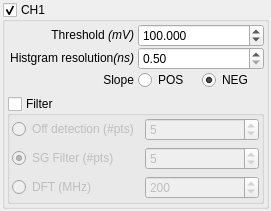
Old version of the form contrib/agilent/libs/ap240w/findslopeform.ui in the repository qtplatz/qtplatz.
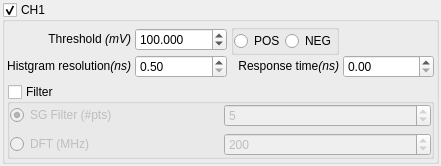
New version of the form.

Patch:
```diff
--- a/contrib/agilent/libs/ap240w/findslopeform.ui
+++ b/contrib/agilent/libs/ap240w/findslopeform.ui
@@ -6,8 +6,8 @@
    <rect>
     <x>0</x>
     <y>0</y>
-    <width>271</width>
-    <height>204</height>
+    <width>441</width>
+    <height>139</height>
    </rect>
   </property>
   <property name="windowTitle">
@@ -28,6 +28,9 @@
    </property>
    <item row="0" column="0">
     <layout class="QVBoxLayout" name="verticalLayout">
+     <property name="spacing">
+      <number>0</number>
+     </property>
      <item>
       <widget class="QGroupBox" name="groupBox">
        <property name="title">
@@ -49,103 +52,6 @@
         <property name="bottomMargin">
          <number>2</number>
         </property>
-        <item row="1" column="0">
-         <widget class="QGroupBox" name="groupBox_2">
-          <property name="title">
-           <string>Filter</string>
-          </property>
-          <property name="checkable">
-           <bool>true</bool>
-          </property>
-          <property name="checked">
-           <bool>false</bool>
-          </property>
-          <layout class="QGridLayout" name="gridLayout_5">
-           <property name="leftMargin">
-            <number>2</number>
-           </property>
-           <property name="topMargin">
-            <number>2</number>
-           </property>
-           <property name="rightMargin">
-            <number>2</number>
-           </property>
-           <property name="bottomMargin">
-            <number>2</number>
-           </property>
-           <item row="0" column="0">
-            <layout class="QGridLayout" name="gridLayout_4">
-             <item row="1" column="0">
-              <widget class="QRadioButton" name="radioButton">
-               <property name="text">
-                <string>SG Filter (#pts)</string>
-               </property>
-               <property name="checked">
-                <bool>true</bool>
-               </property>
-              </widget>
-             </item>
-             <item row="2" column="0">
-              <widget class="QRadioButton" name="radioButton_2">
-               <property name="text">
-                <string>DFT (MHz)</string>
-               </property>
-              </widget>
-             </item>
-             <item row="0" column="0">
-              <widget class="QRadioButton" name="radioButton_5">
-               <property name="text">
-                <string>Off detection (#pts)</string>
-               </property>
-              </widget>
-             </item>
-             <item row="0" column="1">
-              <widget class="QSpinBox" name="spinBox">
-               <property name="minimum">
-                <number>3</number>
-               </property>
-               <property name="maximum">
-                <number>256</number>
-               </property>
-               <property name="value">
-                <number>5</number>
-               </property>
-              </widget>
-             </item>
-             <item row="1" column="1">
-              <widget class="QSpinBox" name="spinBox_2">
-               <property name="minimum">
-                <number>3</number>
-               </property>
-               <property name="maximum">
-                <number>1024</number>
-               </property>
-               <property name="singleStep">
-                <number>2</number>
-               </property>
-               <property name="value">
-                <number>5</number>
-               </property>
-              </widget>
-             </item>
-             <item row="2" column="1">
-              <widget class="QSpinBox" name="spinBox_3">
-               <property name="minimum">
-                <number>1</number>
-               </property>
-               <property name="maximum">
-                <number>1000</number>
-               </property>
-               <property name="value">
-                <number>200</number>
-               </property>
-              </widget>
-             </item>
-            </layout>
-           </item>
-          </layout>
-         </widget>
-        </item>
         <item row="0" column="0">
          <layout class="QVBoxLayout" name="verticalLayout_2">
           <property name="spacing">
@@ -197,53 +103,6 @@
               </property>
              </widget>
             </item>
-            <item row="2" column="1">
-             <layout class="QHBoxLayout" name="horizontalLayout_2">
-              <property name="spacing">
-               <number>2</number>
-              </property>
-              <item>
-               <widget class="QRadioButton" name="radioButton_4">
-                <property name="text">
-                 <string>POS</string>
-                </property>
-               </widget>
-              </item>
-              <item>
-               <widget class="QRadioButton" name="radioButton_3">
-                <property name="text">
-                 <string>NEG</string>
-                </property>
-                <property name="checked">
-                 <bool>true</bool>
-                </property>
-               </widget>
-              </item>
-             </layout>
-            </item>
-            <item row="2" column="0">
-             <widget class="QLabel" name="label_2">
-              <property name="text">
-               <string>Slope</string>
-              </property>
-              <property name="alignment">
-               <set>Qt::AlignRight|Qt::AlignTrailing|Qt::AlignVCenter</set>
-              </property>
-             </widget>
-            </item>
-            <item row="1" column="1">
-             <widget class="QDoubleSpinBox" name="doubleSpinBox_2">
-              <property name="minimum">
-               <double>0.500000000000000</double>
-              </property>
-              <property name="maximum">
-               <double>50.000000000000000</double>
-              </property>
-              <property name="singleStep">
-               <double>0.500000000000000</double>
-              </property>
-             </widget>
-            </item>
             <item row="1" column="0">
              <widget class="QLabel" name="label_3">
               <property name="text">
@@ -254,10 +113,158 @@
               </property>
              </widget>
             </item>
+            <item row="1" column="1">
+             <widget class="QDoubleSpinBox" name="doubleSpinBox_resolution">
+              <property name="minimum">
+               <double>0.500000000000000</double>
+              </property>
+              <property name="maximum">
+               <double>50.000000000000000</double>
+              </property>
+              <property name="singleStep">
+               <double>0.500000000000000</double>
+              </property>
+             </widget>
+            </item>
+            <item row="0" column="2">
+             <widget class="QGroupBox" name="groupBox_2">
+              <property name="title">
+               <string/>
+              </property>
+              <layout class="QHBoxLayout" name="horizontalLayout_2">
+               <property name="leftMargin">
+                <number>0</number>
+               </property>
+               <property name="topMargin">
+                <number>0</number>
+               </property>
+               <property name="rightMargin">
+                <number>0</number>
+               </property>
+               <property name="bottomMargin">
+                <number>0</number>
+               </property>
+               <item>
+                <layout class="QHBoxLayout" name="horizontalLayout">
+                 <property name="spacing">
+                  <number>0</number>
+                 </property>
+                 <item>
+                  <widget class="QRadioButton" name="radioButton_pos">
+                   <property name="text">
+                    <string>POS</string>
+                   </property>
+                  </widget>
+                 </item>
+                 <item>
+                  <widget class="QRadioButton" name="radioButton_neg">
+                   <property name="text">
+                    <string>NEG</string>
+                   </property>
+                  </widget>
+                 </item>
+                </layout>
+               </item>
+              </layout>
+             </widget>
+            </item>
+            <item row="1" column="2">
+             <widget class="QLabel" name="label_2">
+              <property name="text">
+               <string>&lt;html&gt;&lt;head/&gt;&lt;body&gt;&lt;p&gt;Response time&lt;span style=&quot; font-style:italic;&quot;&gt;(ns)&lt;/span&gt;&lt;/p&gt;&lt;/body&gt;&lt;/html&gt;</string>
+              </property>
+              <property name="alignment">
+               <set>Qt::AlignRight|Qt::AlignTrailing|Qt::AlignVCenter</set>
+              </property>
+             </widget>
+            </item>
+            <item row="1" column="3">
+             <widget class="QDoubleSpinBox" name="doubleSpinBox_resp"/>
+            </item>
            </layout>
           </item>
          </layout>
         </item>
+        <item row="1" column="0">
+         <widget class="QGroupBox" name="groupBox_filter">
+          <property name="title">
+           <string>Filter</string>
+          </property>
+          <property name="flat">
+           <bool>true</bool>
+          </property>
+          <property name="checkable">
+           <bool>true</bool>
+          </property>
+          <property name="checked">
+           <bool>false</bool>
+          </property>
+          <layout class="QGridLayout" name="gridLayout_4">
+           <property name="leftMargin">
+            <number>0</number>
+           </property>
+           <property name="topMargin">
+            <number>0</number>
+           </property>
+           <property name="rightMargin">
+            <number>0</number>
+           </property>
+           <property name="bottomMargin">
+            <number>0</number>
+           </property>
+           <item row="0" column="0">
+            <layout class="QGridLayout" name="gridLayout">
+             <item row="0" column="0">
+              <widget class="QRadioButton" name="radioButton_sg">
+               <property name="text">
+                <string>SG Filter (#pts)</string>
+               </property>
+               <property name="checked">
+                <bool>true</bool>
+               </property>
+              </widget>
+             </item>
+             <item row="1" column="0">
+              <widget class="QRadioButton" name="radioButton_dft">
+               <property name="text">
+                <string>DFT (MHz)</string>
+               </property>
+              </widget>
+             </item>
+             <item row="1" column="1">
+              <widget class="QSpinBox" name="spinBox_dft">
+               <property name="minimum">
+                <number>1</number>
+               </property>
+               <property name="maximum">
+                <number>1000</number>
+               </property>
+               <property name="value">
+                <number>200</number>
+               </property>
+              </widget>
+             </item>
+             <item row="0" column="1">
+              <widget class="QSpinBox" name="spinBox_sg">
+               <property name="minimum">
+                <number>3</number>
+               </property>
+               <property name="maximum">
+                <number>1024</number>
+               </property>
+               <property name="singleStep">
+                <number>2</number>
+               </property>
+               <property name="value">
+                <number>5</number>
+               </property>
+              </widget>
+             </item>
+            </layout>
+           </item>
+          </layout>
+         </widget>
+        </item>
        </layout>
       </widget>
      </item>
```
